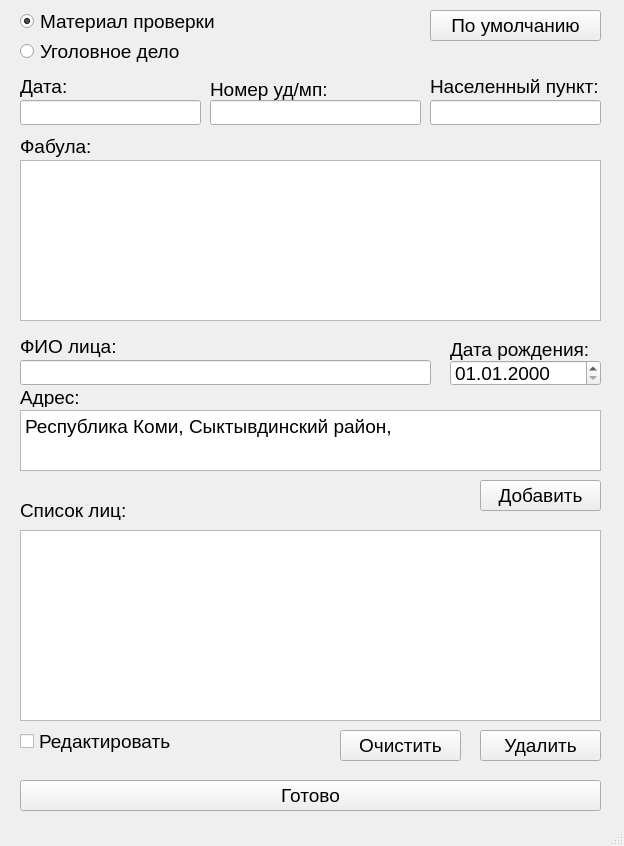
This is req.ui in PanyukovNN/Req-Qt as Qt 5 draws it before an edit. The edited form follows.
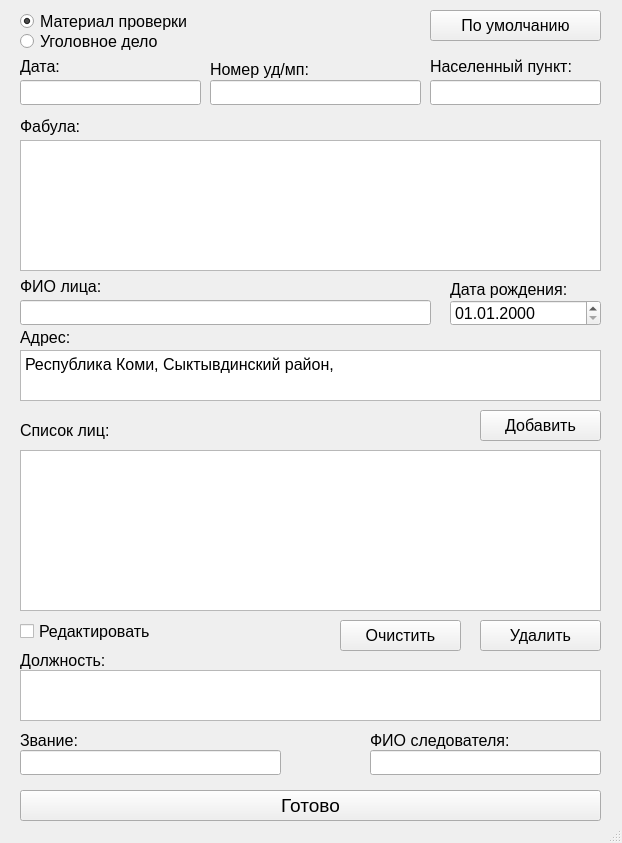
This is the edited form.

The edit to the form file:
```diff
--- a/req.ui
+++ b/req.ui
@@ -6,8 +6,8 @@
    <rect>
     <x>0</x>
     <y>0</y>
-    <width>624</width>
-    <height>846</height>
+    <width>622</width>
+    <height>843</height>
    </rect>
   </property>
   <property name="sizePolicy">
@@ -24,14 +24,14 @@
     <property name="geometry">
      <rect>
       <x>20</x>
-      <y>100</y>
+      <y>80</y>
       <width>181</width>
       <height>25</height>
      </rect>
     </property>
     <property name="font">
      <font>
-      <pointsize>14</pointsize>
+      <pointsize>12</pointsize>
      </font>
     </property>
     <property name="text">
@@ -42,14 +42,14 @@
     <property name="geometry">
      <rect>
       <x>20</x>
-      <y>76</y>
+      <y>56</y>
       <width>101</width>
       <height>21</height>
      </rect>
     </property>
     <property name="font">
      <font>
-      <pointsize>14</pointsize>
+      <pointsize>12</pointsize>
      </font>
     </property>
     <property name="text">
@@ -60,14 +60,14 @@
     <property name="geometry">
      <rect>
       <x>20</x>
-      <y>160</y>
+      <y>140</y>
       <width>581</width>
-      <height>161</height>
+      <height>131</height>
      </rect>
     </property>
     <property name="font">
      <font>
-      <pointsize>14</pointsize>
+      <pointsize>12</pointsize>
       <stylestrategy>PreferDefault</stylestrategy>
      </font>
     </property>
@@ -79,14 +79,14 @@
     <property name="geometry">
      <rect>
       <x>20</x>
-      <y>136</y>
+      <y>116</y>
       <width>101</width>
       <height>21</height>
      </rect>
     </property>
     <property name="font">
      <font>
-      <pointsize>14</pointsize>
+      <pointsize>12</pointsize>
      </font>
     </property>
     <property name="text">
@@ -97,14 +97,14 @@
     <property name="geometry">
      <rect>
       <x>20</x>
-      <y>336</y>
+      <y>276</y>
       <width>151</width>
       <height>21</height>
      </rect>
     </property>
     <property name="font">
      <font>
-      <pointsize>14</pointsize>
+      <pointsize>12</pointsize>
      </font>
     </property>
     <property name="text">
@@ -118,14 +118,14 @@
     <property name="geometry">
      <rect>
       <x>20</x>
-      <y>530</y>
+      <y>450</y>
       <width>581</width>
-      <height>191</height>
+      <height>161</height>
      </rect>
     </property>
     <property name="font">
      <font>
-      <pointsize>14</pointsize>
+      <pointsize>12</pointsize>
      </font>
     </property>
     <property name="readOnly">
@@ -139,7 +139,7 @@
     <property name="geometry">
      <rect>
       <x>20</x>
-      <y>780</y>
+      <y>790</y>
       <width>581</width>
       <height>31</height>
      </rect>
@@ -157,14 +157,14 @@
     <property name="geometry">
      <rect>
       <x>210</x>
-      <y>100</y>
+      <y>80</y>
       <width>211</width>
       <height>25</height>
      </rect>
     </property>
     <property name="font">
      <font>
-      <pointsize>14</pointsize>
+      <pointsize>12</pointsize>
      </font>
     </property>
     <property name="text">
@@ -175,14 +175,14 @@
     <property name="geometry">
      <rect>
       <x>210</x>
-      <y>79</y>
+      <y>59</y>
       <width>161</width>
       <height>21</height>
      </rect>
     </property>
     <property name="font">
      <font>
-      <pointsize>14</pointsize>
+      <pointsize>12</pointsize>
      </font>
     </property>
     <property name="text">
@@ -200,7 +200,7 @@
     </property>
     <property name="font">
      <font>
-      <pointsize>14</pointsize>
+      <pointsize>12</pointsize>
      </font>
     </property>
     <property name="acceptDrops">
@@ -223,14 +223,14 @@
     <property name="geometry">
      <rect>
       <x>20</x>
-      <y>40</y>
+      <y>30</y>
       <width>181</width>
       <height>23</height>
      </rect>
     </property>
     <property name="font">
      <font>
-      <pointsize>14</pointsize>
+      <pointsize>12</pointsize>
      </font>
     </property>
     <property name="text">
@@ -241,14 +241,14 @@
     <property name="geometry">
      <rect>
       <x>430</x>
-      <y>76</y>
+      <y>56</y>
       <width>181</width>
       <height>21</height>
      </rect>
     </property>
     <property name="font">
      <font>
-      <pointsize>14</pointsize>
+      <pointsize>12</pointsize>
      </font>
     </property>
     <property name="text">
@@ -259,14 +259,14 @@
     <property name="geometry">
      <rect>
       <x>430</x>
-      <y>100</y>
+      <y>80</y>
       <width>171</width>
       <height>25</height>
      </rect>
     </property>
     <property name="font">
      <font>
-      <pointsize>14</pointsize>
+      <pointsize>12</pointsize>
      </font>
     </property>
    </widget>
@@ -274,14 +274,14 @@
     <property name="geometry">
      <rect>
       <x>450</x>
-      <y>360</y>
+      <y>300</y>
       <width>151</width>
       <height>26</height>
      </rect>
     </property>
     <property name="font">
      <font>
-      <pointsize>14</pointsize>
+      <pointsize>12</pointsize>
      </font>
     </property>
     <property name="readOnly">
@@ -302,14 +302,14 @@
     <property name="geometry">
      <rect>
       <x>20</x>
-      <y>360</y>
+      <y>300</y>
       <width>411</width>
       <height>25</height>
      </rect>
     </property>
     <property name="font">
      <font>
-      <pointsize>14</pointsize>
+      <pointsize>12</pointsize>
      </font>
     </property>
    </widget>
@@ -317,14 +317,14 @@
     <property name="geometry">
      <rect>
       <x>450</x>
-      <y>339</y>
+      <y>279</y>
       <width>151</width>
       <height>21</height>
      </rect>
     </property>
     <property name="font">
      <font>
-      <pointsize>14</pointsize>
+      <pointsize>12</pointsize>
      </font>
     </property>
     <property name="text">
@@ -335,14 +335,14 @@
     <property name="geometry">
      <rect>
       <x>20</x>
-      <y>387</y>
+      <y>327</y>
       <width>67</width>
       <height>20</height>
      </rect>
     </property>
     <property name="font">
      <font>
-      <pointsize>14</pointsize>
+      <pointsize>12</pointsize>
      </font>
     </property>
     <property name="text">
@@ -353,9 +353,9 @@
     <property name="geometry">
      <rect>
       <x>20</x>
-      <y>410</y>
+      <y>350</y>
       <width>581</width>
-      <height>61</height>
+      <height>51</height>
      </rect>
     </property>
     <property name="sizePolicy">
@@ -366,7 +366,7 @@
     </property>
     <property name="font">
      <font>
-      <pointsize>14</pointsize>
+      <pointsize>12</pointsize>
      </font>
     </property>
     <property name="plainText">
@@ -377,14 +377,14 @@
     <property name="geometry">
      <rect>
       <x>480</x>
-      <y>480</y>
+      <y>410</y>
       <width>121</width>
       <height>31</height>
      </rect>
     </property>
     <property name="font">
      <font>
-      <pointsize>14</pointsize>
+      <pointsize>12</pointsize>
      </font>
     </property>
     <property name="text">
@@ -395,14 +395,14 @@
     <property name="geometry">
      <rect>
       <x>20</x>
-      <y>730</y>
+      <y>620</y>
       <width>181</width>
       <height>23</height>
      </rect>
     </property>
     <property name="font">
      <font>
-      <pointsize>14</pointsize>
+      <pointsize>12</pointsize>
      </font>
     </property>
     <property name="text">
@@ -413,14 +413,14 @@
     <property name="geometry">
      <rect>
       <x>480</x>
-      <y>730</y>
+      <y>620</y>
       <width>121</width>
       <height>31</height>
      </rect>
     </property>
     <property name="font">
      <font>
-      <pointsize>14</pointsize>
+      <pointsize>12</pointsize>
      </font>
     </property>
     <property name="text">
@@ -431,14 +431,14 @@
     <property name="geometry">
      <rect>
       <x>340</x>
-      <y>730</y>
+      <y>620</y>
       <width>121</width>
       <height>31</height>
      </rect>
     </property>
     <property name="font">
      <font>
-      <pointsize>14</pointsize>
+      <pointsize>12</pointsize>
      </font>
     </property>
     <property name="text">
@@ -456,7 +456,7 @@
     </property>
     <property name="font">
      <font>
-      <pointsize>14</pointsize>
+      <pointsize>12</pointsize>
      </font>
     </property>
     <property name="text">
@@ -467,20 +467,123 @@
     <property name="geometry">
      <rect>
       <x>20</x>
-      <y>500</y>
+      <y>420</y>
       <width>171</width>
       <height>20</height>
      </rect>
     </property>
     <property name="font">
      <font>
-      <pointsize>14</pointsize>
+      <pointsize>12</pointsize>
      </font>
     </property>
     <property name="text">
      <string>Список лиц:</string>
     </property>
    </widget>
+   <widget class="QLineEdit" name="rankEdit">
+    <property name="geometry">
+     <rect>
+      <x>20</x>
+      <y>750</y>
+      <width>261</width>
+      <height>25</height>
+     </rect>
+    </property>
+    <property name="font">
+     <font>
+      <pointsize>12</pointsize>
+     </font>
+    </property>
+   </widget>
+   <widget class="QLineEdit" name="sledNameEdit">
+    <property name="geometry">
+     <rect>
+      <x>370</x>
+      <y>750</y>
+      <width>231</width>
+      <height>25</height>
+     </rect>
+    </property>
+    <property name="font">
+     <font>
+      <pointsize>12</pointsize>
+     </font>
+    </property>
+   </widget>
+   <widget class="QLabel" name="label_10">
+    <property name="geometry">
+     <rect>
+      <x>20</x>
+      <y>650</y>
+      <width>171</width>
+      <height>20</height>
+     </rect>
+    </property>
+    <property name="font">
+     <font>
+      <pointsize>12</pointsize>
+     </font>
+    </property>
+    <property name="text">
+     <string>Должность:</string>
+    </property>
+   </widget>
+   <widget class="QLabel" name="label_11">
+    <property name="geometry">
+     <rect>
+      <x>20</x>
+      <y>730</y>
+      <width>171</width>
+      <height>20</height>
+     </rect>
+    </property>
+    <property name="font">
+     <font>
+      <pointsize>12</pointsize>
+     </font>
+    </property>
+    <property name="text">
+     <string>Звание:</string>
+    </property>
+   </widget>
+   <widget class="QLabel" name="label_12">
+    <property name="geometry">
+     <rect>
+      <x>370</x>
+      <y>730</y>
+      <width>181</width>
+      <height>20</height>
+     </rect>
+    </property>
+    <property name="font">
+     <font>
+      <pointsize>12</pointsize>
+     </font>
+    </property>
+    <property name="text">
+     <string>ФИО следователя:</string>
+    </property>
+   </widget>
+   <widget class="QPlainTextEdit" name="positionInput">
+    <property name="geometry">
+     <rect>
+      <x>20</x>
+      <y>670</y>
+      <width>581</width>
+      <height>51</height>
+     </rect>
+    </property>
+    <property name="font">
+     <font>
+      <pointsize>12</pointsize>
+      <stylestrategy>PreferDefault</stylestrategy>
+     </font>
+    </property>
+    <property name="lineWidth">
+     <number>0</number>
+    </property>
+   </widget>
   </widget>
   <widget class="QMenuBar" name="menubar">
    <property name="geometry">
```
Left out of the diff: 2 changed lines with no effect on the pictures.
